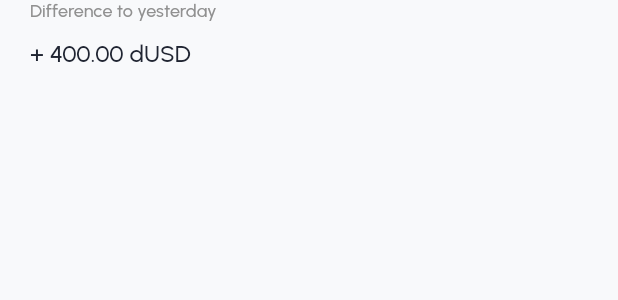
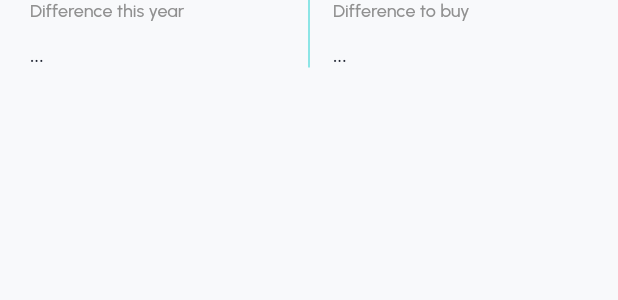
Before and after one commit to DFS-Swiss/dfs-neo, a Flutter app: the DifferenceCard widget shown alone on an empty page, opened directly with empty values, on a phone screen of 412 x 824 dp. Shown: the top 300 px of the screen. Run offline on Flutter 3.47's test engine with Material 2 defaults, Android fonts, the light colour scheme and no system bars; our stand-ins replace dio, fl_chart, flutter_hooks, get_it, google_fonts, rxdart and 2 more; missing offline and left inert: amazon_cognito_identity_dart_2, is_first_run; accounts and stored records are empty; generated files the repository leaves out were written again; network calls fail; statements that could not run were skipped.

Commit message:
overview done

```diff
--- a/lib/l10n/app_de.arb
+++ b/lib/l10n/app_de.arb
@@ -124,6 +124,7 @@
     "port_overview_difytd": "Differenz dieses Jahr",
     "port_overview_difyear": "Differenz zum letzten Jahr",
     "port_overview_diflife": "Gesamtdifference",
+    "port_overview_difbuy": "Differenz zum Kauf",
     "port_overview_best": "Best Leistung",
     "port_overview_worst": "Schlechteste Leistung",
     "port_allocation_title": "Aufteilung",
--- a/lib/l10n/app_en.arb
+++ b/lib/l10n/app_en.arb
@@ -124,6 +124,7 @@
     "port_overview_difytd": "Difference this year",
     "port_overview_difyear": "Difference to last year",
     "port_overview_diflife": "Overall difference",
+    "port_overview_difbuy": "Difference to buy",
     "port_overview_best": "Best performing",
     "port_overview_worst": "Worst performing",
     "port_allocation_title": "Current allocation",
--- a/lib/pages/account/change_password_page.dart
+++ b/lib/pages/account/change_password_page.dart
@@ -7,7 +7,7 @@ import 'package:flutter_hooks/flutter_hooks.dart';
 import 'package:neo/service_locator.dart';
 import 'package:neo/services/authentication_service.dart';
 import 'package:neo/utils/password_validator.dart';
-import 'package:neo/widgets/branded_button.dart';
+import 'package:neo/widgets/buttons/branded_button.dart';
 import 'package:neo/widgets/branded_textfield.dart';
 import 'package:neo/widgets/password_validation_indicator.dart';
 
--- a/lib/pages/buy_sell/buy_page.dart
+++ b/lib/pages/buy_sell/buy_page.dart
@@ -4,7 +4,7 @@ import 'package:flutter_gen/gen_l10n/app_localizations.dart';
 import 'package:flutter_hooks/flutter_hooks.dart';
 import 'package:neo/pages/buy_sell/amount_selector.dart';
 import 'package:neo/services/data_service.dart';
-import 'package:neo/widgets/branded_button.dart';
+import 'package:neo/widgets/buttons/branded_button.dart';
 
 import '../../widgets/branded_switch.dart';
 
--- a/lib/pages/buy_sell/sell_page.dart
+++ b/lib/pages/buy_sell/sell_page.dart
@@ -4,7 +4,7 @@ import 'package:flutter_gen/gen_l10n/app_localizations.dart';
 import 'package:flutter_hooks/flutter_hooks.dart';
 import 'package:neo/pages/buy_sell/amount_selector.dart';
 import 'package:neo/services/data_service.dart';
-import 'package:neo/widgets/branded_button.dart';
+import 'package:neo/widgets/buttons/branded_button.dart';
 
 import '../../widgets/branded_switch.dart';
 
--- a/lib/pages/details/details_development_section.dart
+++ b/lib/pages/details/details_development_section.dart
@@ -2,7 +2,7 @@ import 'package:fl_chart/fl_chart.dart';
 import 'package:flutter/material.dart';
 import 'package:flutter_hooks/flutter_hooks.dart';
 import 'package:neo/pages/buy_sell/buy_page.dart';
-import 'package:neo/widgets/branded_button.dart';
+import 'package:neo/widgets/buttons/branded_button.dart';
 import 'package:neo/widgets/development_indicator/detailed_development_indicator.dart';
 import 'package:flutter_gen/gen_l10n/app_localizations.dart';
 import 'package:shimmer/shimmer.dart';
--- a/lib/pages/portfolio/difference_card_widget.dart
+++ b/lib/pages/portfolio/difference_card_widget.dart
@@ -1,7 +1,10 @@
 import 'package:flutter/material.dart';
 import 'package:flutter_gen/gen_l10n/app_localizations.dart';
 import 'package:flutter_hooks/flutter_hooks.dart';
+import 'package:intl/intl.dart';
 import 'package:neo/types/stockdata_interval_enum.dart';
+
+import '../../hooks/use_balance_history.dart';
 
 class DifferenceCard extends HookWidget {
   final StockdataInterval interval;
@@ -9,46 +12,86 @@ class DifferenceCard extends HookWidget {
 
   @override
   Widget build(BuildContext context) {
-    final title = useState<String>("");
-    useEffect(() {
+    final balanceHistory = useBalanceHistory(interval);
+
+    late final String title;
     switch (interval) {
       case StockdataInterval.twentyFourHours:
-          title.value = AppLocalizations.of(context)!.port_overview_difday;
+        title = AppLocalizations.of(context)!.port_overview_difday;
         break;
       case StockdataInterval.mtd:
-          title.value = AppLocalizations.of(context)!.port_overview_difday;
+        title = AppLocalizations.of(context)!.port_overview_difmtd;
         break;
       case StockdataInterval.ytd:
-          title.value = AppLocalizations.of(context)!.port_overview_difday;
+        title = AppLocalizations.of(context)!.port_overview_difytd;
         break;
       case StockdataInterval.oneYear:
-          title.value = AppLocalizations.of(context)!.port_overview_difday;
+        title = AppLocalizations.of(context)!.port_overview_difyear;
         break;
       case StockdataInterval.twoYears:
-          title.value = AppLocalizations.of(context)!.port_overview_difday;
+        title = AppLocalizations.of(context)!.port_overview_diflife;
         break;
 
       default:
     }
-      return;
-    }, [interval]);
     return Padding(
-      padding: const EdgeInsets.only(left: 20),
+      padding: const EdgeInsets.only(left: 20, right: 20),
+      child: IntrinsicHeight(
+        child: Row(
+          children: [
+            Expanded(
               child: Column(
                 crossAxisAlignment: CrossAxisAlignment.start,
                 mainAxisSize: MainAxisSize.min,
                 children: [
-          Text(AppLocalizations.of(context)!.port_overview_difday,
-              style: Theme.of(context).textTheme.bodySmall),
+                  Text(title, style: Theme.of(context).textTheme.bodySmall),
                   SizedBox(
                     height: 12,
                   ),
                   Text(
-            "+ 400.00 dUSD",
+                    balanceHistory.loading
+                        ? "..."
+                        : NumberFormat.currency(symbol: "dUSD ").format(
+                            balanceHistory.data!.total.first.price -
+                                balanceHistory.data!.total.last.price),
                     style: Theme.of(context).textTheme.bodyMedium,
                   ),
                 ],
               ),
+            ),
+            VerticalDivider(
+              width: 0,
+              color: Theme.of(context).primaryColor,
+            ),
+            Expanded(
+              child: Padding(
+                padding: EdgeInsets.only(left: 16),
+                child: Column(
+                  crossAxisAlignment: CrossAxisAlignment.start,
+                  mainAxisSize: MainAxisSize.min,
+                  children: [
+                    Text(
+                      AppLocalizations.of(context)!.port_overview_difbuy,
+                      style: Theme.of(context).textTheme.bodySmall,
+                    ),
+                    SizedBox(
+                      height: 12,
+                    ),
+                    Text(
+                      balanceHistory.loading
+                          ? "..."
+                          : NumberFormat.currency(symbol: " dUSD ").format(
+                              balanceHistory.data!.averagePL *
+                                  balanceHistory.data!.inAssets.last.price),
+                      style: Theme.of(context).textTheme.bodyMedium,
+                    ),
+                  ],
+                ),
+              ),
+            ),
+          ],
+        ),
+      ),
     );
   }
 }
--- /dev/null
+++ b/lib/types/asset_performance_container.dart
@@ -0,0 +1,14 @@
+import 'package:neo/types/stockdata_interval_enum.dart';
+
+class AssetPerformanceContainer {
+  String symbol;
+  StockdataInterval interval;
+  double earnedMoney;
+  double differenceInPercent;
+  AssetPerformanceContainer({
+    required this.symbol,
+    required this.interval,
+    required this.earnedMoney,
+    required this.differenceInPercent,
+  });
+}
--- a/lib/widgets/development_indicator/small_change_indicator.dart
+++ b/lib/widgets/development_indicator/small_change_indicator.dart
@@ -1,4 +1,5 @@
 import 'package:flutter/material.dart';
+import 'package:intl/intl.dart';
 import 'package:neo/style/theme.dart';
 
 class SmallDevelopmentIndicator extends StatelessWidget {
@@ -25,7 +26,7 @@ class SmallDevelopmentIndicator extends StatelessWidget {
               : NeoTheme.of(context)!.negativeColor,
         ),
         Text(
-          "$changePercentage%",
+          "${NumberFormat.compact().format(changePercentage)}%",
           style: TextStyle(
             fontSize: 14,
             color: positive
```
Also changed, not shown: lib/hooks/use_investment_developments.dart (added, +34 -0 lines), lib/pages/portfolio/best_worst_card_widget.dart (added, +199 -0 lines), lib/pages/portfolio/portfolio_page.dart (+12 -2 lines), lib/services/portfoliovalue_service.dart (+73 -0 lines), lib/utils/get_stockvalue_at_time.dart (added, +9 -0 lines), lib/utils/interval_to_time.dart (added, +19 -0 lines), lib/utils/lists.dart (added, +8 -0 lines). Lines whose indentation alone changed are shown as unchanged.
